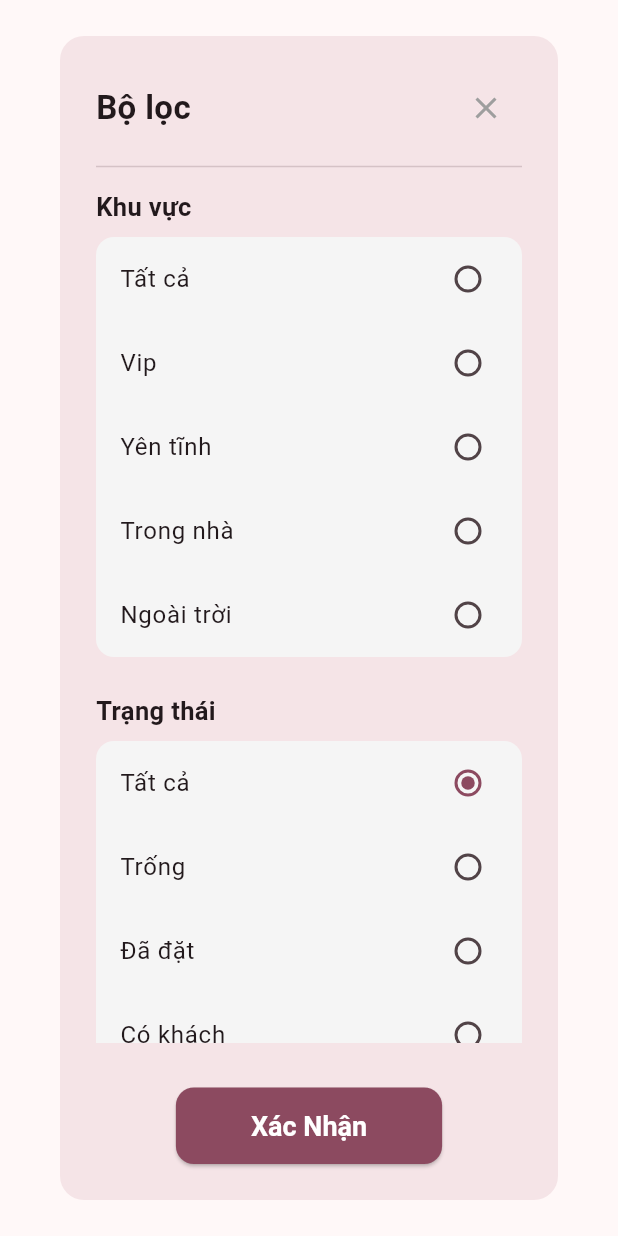
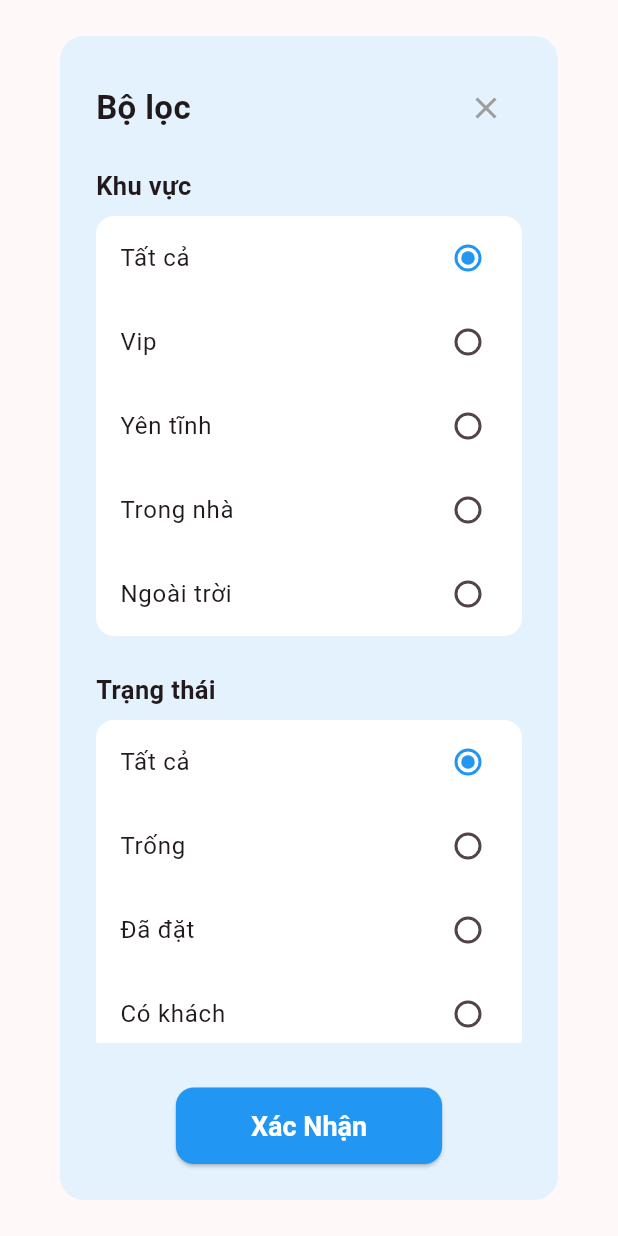
Before and after one commit to phuckk05/SmartDine_Fontend, a Flutter app: the TableFilterDialog widget shown alone on an empty page, opened directly, on a phone screen of 412 x 824 dp. Run offline on Flutter 3.47's test engine with Material 3 defaults, Android fonts, the phone set to English and light mode, and no system bars; our stand-ins replace dotted_border, fluentui_system_icons, flutter_riverpod, google_fonts, image_picker, lucide_icons; missing offline and left inert: bcrypt.

Commit message:
giao diện nhân viên v2.1

```diff
--- a/fontend/smart_dine/lib/features/staff/table_filter_dialog.dart
+++ b/fontend/smart_dine/lib/features/staff/table_filter_dialog.dart
@@ -5,8 +5,11 @@ class TableFilterDialog extends StatefulWidget {
   final TableZone? currentZone;
   final TableStatus? currentStatus;
 
-  const TableFilterDialog({Key? key, this.currentZone, this.currentStatus})
-    : super(key: key);
+  const TableFilterDialog({
+    Key? key,
+    this.currentZone,
+    this.currentStatus,
+  }) : super(key: key);
 
   @override
   State<TableFilterDialog> createState() => _TableFilterDialogState();
@@ -19,111 +22,90 @@ class _TableFilterDialogState extends State<TableFilterDialog> {
   @override
   void initState() {
     super.initState();
-    _selectedZone = widget.currentZone;
-    _selectedStatus = widget.currentStatus;
+    // Đảm bảo "Tất cả" được chọn mặc định nếu không có giá trị ban đầu
+    _selectedZone = widget.currentZone ?? TableZone.all;
+    _selectedStatus = widget.currentStatus; // Giữ nguyên null nếu không có, hoặc gán cho "Tất cả"
   }
 
   String _getZoneText(TableZone zone) {
     switch (zone) {
-      case TableZone.all:
-        return 'Tất cả';
-      case TableZone.vip:
-        return 'Vip';
-      case TableZone.quiet:
-        return 'Yên tĩnh';
-      case TableZone.indoor:
-        return 'Trong nhà';
-      case TableZone.outdoor:
-        return 'Ngoài trời';
+      case TableZone.all: return 'Tất cả';
+      case TableZone.vip: return 'Vip';
+      case TableZone.quiet: return 'Yên tĩnh';
+      case TableZone.indoor: return 'Trong nhà';
+      case TableZone.outdoor: return 'Ngoài trời';
     }
   }
 
   String _getStatusText(TableStatus status) {
     switch (status) {
-      case TableStatus.available:
-        return 'Trống';
-      case TableStatus.reserved:
-        return 'Đã đặt';
-      case TableStatus.serving:
-        return 'Có khách';
+      case TableStatus.available: return 'Trống';
+      case TableStatus.reserved: return 'Đã đặt';
+      case TableStatus.serving: return 'Có khách';
     }
   }
 
   @override
   Widget build(BuildContext context) {
+    // ✅ MÀU SẮC CHỈ ÁP DỤNG TRONG DIALOG NÀY: Xanh nước nhạt (Đã giữ nguyên)
+    const Color primaryBlue = Color(0xFF2196F3); // Một màu xanh dương tiêu chuẩn
+    const Color lightBlueBackground = Color(0xFFE3F2FD); // Màu xanh nước nhạt cho nền dialog
+    const Color whiteContainer = Colors.white; // Màu trắng cho các container bên trong
+
     return Dialog(
+      backgroundColor: lightBlueBackground, // Nền của toàn bộ dialog
       shape: RoundedRectangleBorder(borderRadius: BorderRadius.circular(16.0)),
       child: Padding(
         padding: const EdgeInsets.all(24.0),
         child: Column(
-          mainAxisSize: MainAxisSize.min,
+          mainAxisSize: MainAxisSize.min, // ✅ ĐÃ SỬA LỖI TỪ MainAxisSize.AxisSize.min thành MainAxisSize.min
           crossAxisAlignment: CrossAxisAlignment.start,
           children: [
             // --- Header ---
             Row(
               mainAxisAlignment: MainAxisAlignment.spaceBetween,
               children: [
-                const Text(
-                  'Bộ lọc',
-                  style: TextStyle(fontSize: 22, fontWeight: FontWeight.bold),
-                ),
+                const Text('Bộ lọc', style: TextStyle(fontSize: 22, fontWeight: FontWeight.bold)),
                 IconButton(
                   icon: const Icon(Icons.close, color: Colors.grey),
                   onPressed: () => Navigator.of(context).pop(),
                 ),
               ],
             ),
-            const Divider(height: 30, thickness: 1),
+            const SizedBox(height: 16),
 
-            // ✅ NỘI DUNG CUỘN ĐƯỢC ĐỂ TRÁNH LỖI OVERFLOW
+            // --- Nội dung cuộn ---
             Flexible(
               child: SingleChildScrollView(
                 child: Column(
-                  mainAxisSize: MainAxisSize.min,
+                  mainAxisSize: MainAxisSize.min, // ✅ ĐÃ SỬA LỖI TỪ MainAxisSize.AxisSize.min thành MainAxisSize.min
                   crossAxisAlignment: CrossAxisAlignment.start,
                   children: [
-                    // Khu vực lọc theo Loại phòng
-                    const Text(
-                      'Khu vực',
-                      style: TextStyle(
-                        fontWeight: FontWeight.bold,
-                        fontSize: 17,
-                      ),
-                    ),
+                    // Khu vực
+                    const Text('Khu vực', style: TextStyle(fontWeight: FontWeight.bold, fontSize: 17)),
                     const SizedBox(height: 8),
                     Container(
                       decoration: BoxDecoration(
-                        color: Colors.grey[100],
+                        color: whiteContainer, // Màu trắng cho container khu vực
                         borderRadius: BorderRadius.circular(12),
                       ),
                       child: Column(
-                        children:
-                            TableZone.values
-                                .map((zone) => _buildZoneOption(zone))
-                                .toList(),
+                        children: TableZone.values.map((zone) => _buildZoneOption(zone, primaryBlue)).toList(),
                       ),
                     ),
                     const SizedBox(height: 24),
-                    // Khu vực lọc theo Trạng thái
-                    const Text(
-                      'Trạng thái',
-                      style: TextStyle(
-                        fontWeight: FontWeight.bold,
-                        fontSize: 17,
-                      ),
-                    ),
+                    // Trạng thái
+                    const Text('Trạng thái', style: TextStyle(fontWeight: FontWeight.bold, fontSize: 17)),
                     const SizedBox(height: 8),
                     Container(
                       decoration: BoxDecoration(
-                        color: Colors.grey[100],
+                        color: whiteContainer, // Màu trắng cho container trạng thái
                         borderRadius: BorderRadius.circular(12),
                       ),
                       child: Column(
                         children: [
-                          _buildStatusOption(null), // Lựa chọn "Tất cả"
-                          ...TableStatus.values
-                              .map((status) => _buildStatusOption(status))
-                              .toList(),
+                          _buildStatusOption(null, primaryBlue), // "Tất cả" cho Trạng thái
+                          ...TableStatus.values.map((status) => _buildStatusOption(status, primaryBlue)).toList(),
                         ],
                       ),
                     ),
@@ -134,28 +116,21 @@ class _TableFilterDialogState extends State<TableFilterDialog> {
 
             const SizedBox(height: 30),
 
-            // --- Footer ---
+            // --- Nút Xác nhận ---
             Center(
               child: ElevatedButton(
                 onPressed: () {
-                  Navigator.of(
-                    context,
-                  ).pop({'zone': _selectedZone, 'status': _selectedStatus});
+                  Navigator.of(context).pop({
+                    'zone': _selectedZone,
+                    'status': _selectedStatus,
+                  });
                 },
                 style: ElevatedButton.styleFrom(
-                  backgroundColor: Theme.of(context).primaryColor,
+                  backgroundColor: primaryBlue, // Màu xanh đậm cho nút
                   foregroundColor: Colors.white,
-                  padding: const EdgeInsets.symmetric(
-                    horizontal: 50,
-                    vertical: 15,
-                  ),
-                  shape: RoundedRectangleBorder(
-                    borderRadius: BorderRadius.circular(12),
-                  ),
-                  textStyle: const TextStyle(
-                    fontSize: 18,
-                    fontWeight: FontWeight.bold,
-                  ),
+                  padding: const EdgeInsets.symmetric(horizontal: 50, vertical: 15),
+                  shape: RoundedRectangleBorder(borderRadius: BorderRadius.circular(12)),
+                  textStyle: const TextStyle(fontSize: 18, fontWeight: FontWeight.bold),
                 ),
                 child: const Text('Xác Nhận'),
               ),
@@ -166,7 +141,8 @@ class _TableFilterDialogState extends State<TableFilterDialog> {
     );
   }
 
-  Widget _buildZoneOption(TableZone zone) {
+  // Helper widget cho các lựa chọn Khu vực
+  Widget _buildZoneOption(TableZone zone, Color activeColor) {
     return RadioListTile<TableZone?>(
       title: Text(_getZoneText(zone)),
       value: zone,
@@ -176,15 +152,16 @@ class _TableFilterDialogState extends State<TableFilterDialog> {
           _selectedZone = value;
         });
       },
-      activeColor: Theme.of(context).primaryColor,
+      activeColor: activeColor, // Sử dụng màu xanh cho radio button khi được chọn
       controlAffinity: ListTileControlAffinity.trailing,
       contentPadding: const EdgeInsets.symmetric(horizontal: 16),
     );
   }
 
-  Widget _buildStatusOption(TableStatus? status) {
+  // Helper widget cho các lựa chọn Trạng thái
+  Widget _buildStatusOption(TableStatus? status, Color activeColor) {
     return RadioListTile<TableStatus?>(
-      title: Text(status == null ? 'Tất cả' : _getStatusText(status!)),
+      title: Text(status == null ? 'Tất cả' : _getStatusText(status)),
       value: status,
       groupValue: _selectedStatus,
       onChanged: (TableStatus? value) {
@@ -192,7 +169,7 @@ class _TableFilterDialogState extends State<TableFilterDialog> {
           _selectedStatus = value;
         });
       },
-      activeColor: Theme.of(context).primaryColor,
+      activeColor: activeColor, // Sử dụng màu xanh cho radio button khi được chọn
       controlAffinity: ListTileControlAffinity.trailing,
       contentPadding: const EdgeInsets.symmetric(horizontal: 16),
     );
```
